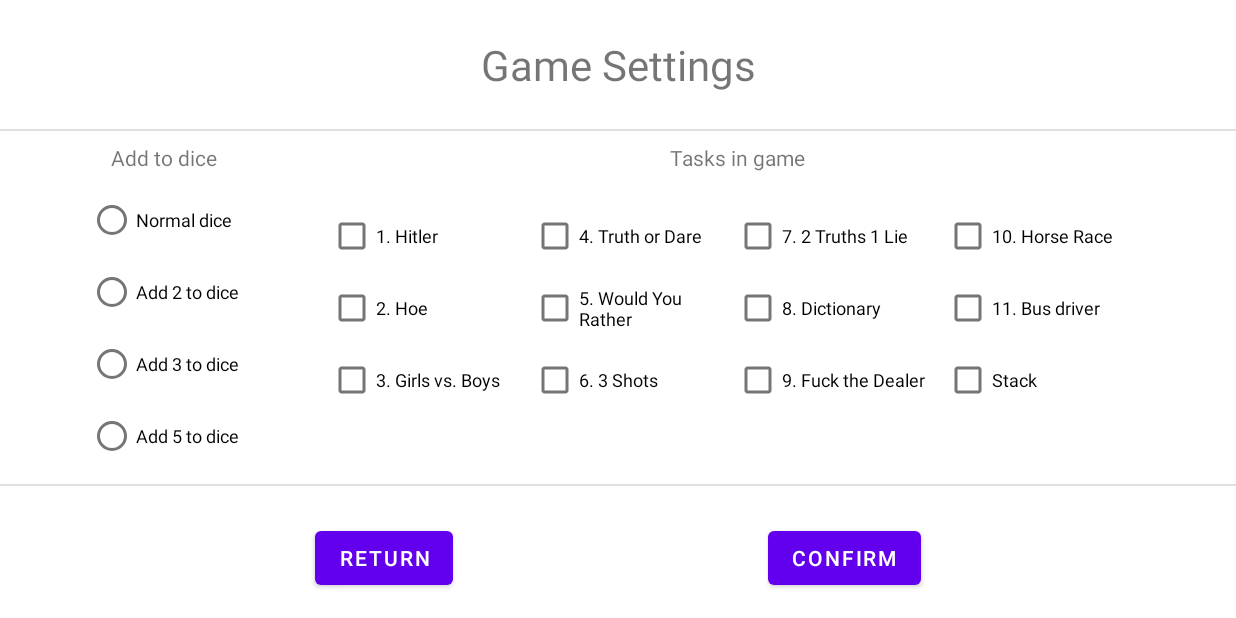
After one commit to OH-BugHit/AOP-Harjoitustyo, an Android app: the Asetukset screen opened through its navigation route, on a phone screen of 824 x 412 dp (held sideways). The commit adds this screen. Run offline under Robolectric (Android 15) with nearby library versions, the phone set to English and light mode, and no system bars.

Commit message:
Quit toimii. Navigaatio toimii. Asetukset layout raaka- valmis

```diff
--- a/app/src/main/java/com/oh/ready4play/Alkuvalikko.java
+++ b/app/src/main/java/com/oh/ready4play/Alkuvalikko.java
@@ -4,6 +4,7 @@ import android.os.Bundle;
 
 
 import androidx.fragment.app.Fragment;
+import androidx.navigation.Navigation;
 
 import android.view.LayoutInflater;
 import android.view.View;
@@ -23,16 +24,25 @@ public class Alkuvalikko extends Fragment {
     @Override
     public View onCreateView(LayoutInflater inflater, ViewGroup container,
                              Bundle savedInstanceState) {
+        lataaAsetukset();
         View view = inflater.inflate(R.layout.fragment_alkuvalikko, container, false);
 
         Button btAloitaPeli = view.findViewById(R.id.btAloitaPeli_alkuvalikko);
         Button btAsetukset = view.findViewById(R.id.btAsetukset_alkuvalikko);
         Button btQuit = view.findViewById(R.id.btLopeta_alkuvalikko);
 
+        btAsetukset.setOnClickListener(e -> {
+            Navigation.findNavController(view).navigate(R.id.action_alkuvalikko_to_asetukset);
+        });
+
         btQuit.setOnClickListener(e -> {
+            Navigation.findNavController(view).navigate(R.id.action_alkuvalikko_to_quitFragment);
         });
 
 
         return view;
     }
+
+    private void lataaAsetukset() {
+    }
 }
--- /dev/null
+++ b/app/src/main/java/com/oh/ready4play/Asetukset.java
@@ -0,0 +1,49 @@
+package com.oh.ready4play;
+
+import android.os.Bundle;
+
+import androidx.fragment.app.Fragment;
+import androidx.navigation.Navigation;
+
+import android.view.LayoutInflater;
+import android.view.View;
+import android.view.ViewGroup;
+import android.widget.Button;
+
+
+public class Asetukset extends Fragment {
+
+    private static String asetukset = "";
+    private static String uudetAsetukset = "";
+    public Asetukset() {
+        // Required empty public constructor
+    }
+
+    @Override
+    public View onCreateView(LayoutInflater inflater, ViewGroup container,
+                             Bundle savedInstanceState) {
+        // Inflate the layout for this fragment
+        View view = inflater.inflate(R.layout.fragment_asetukset, container, false);
+
+        Button btPaluu = view.findViewById(R.id.btPaluu_Asetukset);
+        Button btVahvista = view.findViewById(R.id.btVahvista_Asetukset);
+
+
+
+        btPaluu.setOnClickListener(e -> {
+            Navigation.findNavController(view).navigate(AsetuksetDirections.actionAsetuksetToAlkuvalikko());
+        });
+
+        btVahvista.setOnClickListener(e -> {
+            tallenna();
+            Navigation.findNavController(view).navigate(AsetuksetDirections.actionAsetuksetToAlkuvalikko());
+        });
+
+
+        return view;
+    }
+
+    //TODO: Tee tallennus tänne
+    private void tallenna() {
+    }
+}
--- a/app/src/main/java/com/oh/ready4play/QuitFragment.java
+++ b/app/src/main/java/com/oh/ready4play/QuitFragment.java
@@ -11,7 +11,7 @@ import android.view.ViewGroup;
 import android.widget.Button;
 
 /**
- * Näyttää kiitoksen lopussa ja poistuu sovelluksesta
+ * poistuu sovelluksesta
  */
 public class QuitFragment extends AppCompatActivity {
 
@@ -28,22 +28,6 @@ public class QuitFragment extends AppCompatActivity {
     }
 
     public void quit() {
-        Thread t1 = new Thread(new Runnable() {
-            @Override
-            public void run() {
-                try {
-                    Thread.sleep(2000);
-                } catch (InterruptedException e) {
-                    throw new RuntimeException(e);
-                }
-            }
-        });
-        t1.start();
-        try {
-            t1.join();
-        } catch (InterruptedException e) {
-            throw new RuntimeException(e);
-        }
         finish();
     };
 }
--- a/app/src/main/res/layout/activity_main.xml
+++ b/app/src/main/res/layout/activity_main.xml
@@ -2,7 +2,15 @@
 <androidx.constraintlayout.widget.ConstraintLayout xmlns:android="http://schemas.android.com/apk/res/android"
     xmlns:app="http://schemas.android.com/apk/res-auto"
     xmlns:tools="http://schemas.android.com/tools"
-    android:id="@+id/frameLayout"
     android:layout_width="match_parent"
     android:layout_height="match_parent"
-    tools:context=".MainActivity"/>
+    tools:context=".MainActivity">
+
+    <androidx.fragment.app.FragmentContainerView
+        android:id="@+id/fragmentContainerView"
+        android:name="androidx.navigation.fragment.NavHostFragment"
+        android:layout_width="match_parent"
+        android:layout_height="match_parent"
+        app:defaultNavHost="true"
+        app:navGraph="@navigation/nav_graph" />
+</androidx.constraintlayout.widget.ConstraintLayout>
--- a/app/src/main/res/layout/fragment_alkuvalikko.xml
+++ b/app/src/main/res/layout/fragment_alkuvalikko.xml
@@ -24,6 +24,8 @@
         android:layout_height="1dp"
         android:layout_marginTop="32dp"
         android:background="?android:attr/listDivider"
+        app:layout_constraintEnd_toEndOf="parent"
+        app:layout_constraintStart_toStartOf="parent"
         app:layout_constraintTop_toBottomOf="@+id/tvGameTitle" />
 
     <Button
--- /dev/null
+++ b/app/src/main/res/layout/fragment_asetukset.xml
@@ -0,0 +1,268 @@
+<?xml version="1.0" encoding="utf-8"?>
+<androidx.constraintlayout.widget.ConstraintLayout xmlns:android="http://schemas.android.com/apk/res/android"
+    xmlns:app="http://schemas.android.com/apk/res-auto"
+    xmlns:tools="http://schemas.android.com/tools"
+    android:id="@+id/frameLayout4"
+    android:layout_width="match_parent"
+    android:layout_height="match_parent"
+    tools:context=".Asetukset">
+
+    <!-- TODO: Update blank fragment layout -->
+    <TextView
+        android:id="@+id/tvTitle_Asetukset"
+        android:layout_width="wrap_content"
+        android:layout_height="wrap_content"
+        android:layout_marginTop="24dp"
+        android:text="@string/text_gameSettings"
+        android:textSize="28sp"
+        app:layout_constraintEnd_toEndOf="parent"
+        app:layout_constraintStart_toStartOf="parent"
+        app:layout_constraintTop_toTopOf="parent" />
+
+    <View
+        android:id="@+id/divider3"
+        android:layout_width="match_parent"
+        android:layout_height="1dp"
+        android:layout_marginTop="24dp"
+        android:background="?android:attr/listDivider"
+        app:layout_constraintEnd_toEndOf="parent"
+        app:layout_constraintStart_toStartOf="parent"
+        app:layout_constraintTop_toBottomOf="@+id/tvTitle_Asetukset" />
+
+    <TextView
+        android:id="@+id/tvNoppa_Asetukset"
+        android:layout_width="wrap_content"
+        android:layout_height="wrap_content"
+        android:text="@string/text_diceAdd"
+        app:layout_constraintBottom_toTopOf="@+id/rgNoppa_Asetukset"
+        app:layout_constraintEnd_toEndOf="@+id/rgNoppa_Asetukset"
+        app:layout_constraintStart_toStartOf="@+id/rgNoppa_Asetukset"
+        app:layout_constraintTop_toBottomOf="@+id/divider3" />
+
+    <RadioGroup
+        android:id="@+id/rgNoppa_Asetukset"
+        android:layout_width="wrap_content"
+        android:layout_height="wrap_content"
+        app:layout_constraintBottom_toTopOf="@+id/divider4"
+        app:layout_constraintEnd_toStartOf="@+id/constraintLayout"
+        app:layout_constraintHorizontal_bias="0.5"
+        app:layout_constraintStart_toStartOf="parent"
+        app:layout_constraintTop_toBottomOf="@+id/tvNoppa_Asetukset">
+
+        <RadioButton
+            android:id="@+id/rbNoppa0"
+            android:layout_width="match_parent"
+            android:layout_height="wrap_content"
+            android:text="@string/text_dice0"
+            android:textSize="12sp" />
+
+        <RadioButton
+            android:id="@+id/rbNoppa2"
+            android:layout_width="match_parent"
+            android:layout_height="wrap_content"
+            android:text="@string/text_dice2"
+            android:textSize="12sp" />
+
+        <RadioButton
+            android:id="@+id/rbNoppa3"
+            android:layout_width="match_parent"
+            android:layout_height="wrap_content"
+            android:text="@string/text_dice3"
+            android:textSize="12sp" />
+
+        <RadioButton
+            android:id="@+id/rbNoppa5"
+            android:layout_width="match_parent"
+            android:layout_height="wrap_content"
+            android:text="@string/text_dice5"
+            android:textSize="12sp" />
+    </RadioGroup>
+
+    <TextView
+        android:id="@+id/textView3"
+        android:layout_width="wrap_content"
+        android:layout_height="wrap_content"
+        android:text="@string/text_tasksInGame"
+        app:layout_constraintEnd_toEndOf="@+id/constraintLayout"
+        app:layout_constraintStart_toStartOf="@+id/constraintLayout"
+        app:layout_constraintTop_toTopOf="@+id/tvNoppa_Asetukset" />
+
+    <androidx.constraintlayout.widget.ConstraintLayout
+        android:id="@+id/constraintLayout"
+        android:layout_width="wrap_content"
+        android:layout_height="wrap_content"
+        app:layout_constraintBottom_toTopOf="@+id/divider4"
+        app:layout_constraintEnd_toEndOf="parent"
+        app:layout_constraintHorizontal_bias="0.5"
+        app:layout_constraintStart_toEndOf="@+id/rgNoppa_Asetukset"
+        app:layout_constraintTop_toBottomOf="@+id/divider3">
+
+        <CheckBox
+            android:id="@+id/cbTeht1_Asetukset"
+            android:layout_width="135dp"
+            android:layout_height="wrap_content"
+            android:text="@string/text_task1_settings"
+            android:textSize="12sp"
+            app:layout_constraintBottom_toTopOf="@+id/cbTeht2_Asetukset"
+            app:layout_constraintStart_toStartOf="@+id/cbTeht2_Asetukset"
+            app:layout_constraintTop_toTopOf="parent" />
+
+        <CheckBox
+            android:id="@+id/cbTeht2_Asetukset"
+            android:layout_width="135dp"
+            android:layout_height="wrap_content"
+            android:text="@string/text_task2_settings"
+            android:textSize="12sp"
+            app:layout_constraintBottom_toTopOf="@+id/cbTeht3_Asetukset"
+            app:layout_constraintStart_toStartOf="@+id/cbTeht3_Asetukset"
+            app:layout_constraintTop_toBottomOf="@+id/cbTeht1_Asetukset" />
+
+        <CheckBox
+            android:id="@+id/cbTeht3_Asetukset"
+            android:layout_width="135dp"
+            android:layout_height="wrap_content"
+            android:text="@string/text_task3_settings"
+            android:textSize="12sp"
+            app:layout_constraintBottom_toBottomOf="parent"
+            app:layout_constraintEnd_toStartOf="@+id/cbTeht6_Asetukset"
+            app:layout_constraintHorizontal_bias="0.5"
+            app:layout_constraintStart_toStartOf="parent"
+            app:layout_constraintTop_toBottomOf="@+id/cbTeht2_Asetukset" />
+
+        <CheckBox
+            android:id="@+id/cbTeht4_Asetukset"
+            android:layout_width="135dp"
+            android:layout_height="wrap_content"
+            android:text="@string/text_task4_settings"
+            android:textSize="12sp"
+            app:layout_constraintBottom_toTopOf="@+id/cbTeht5_Asetukset"
+            app:layout_constraintStart_toEndOf="@+id/cbTeht1_Asetukset"
+            app:layout_constraintStart_toStartOf="@+id/cbTeht5_Asetukset"
+            app:layout_constraintTop_toTopOf="parent" />
+
+        <CheckBox
+            android:id="@+id/cbTeht5_Asetukset"
+            android:layout_width="135dp"
+            android:layout_height="wrap_content"
+            android:text="@string/text_task5_settings"
+            android:textSize="12sp"
+            app:layout_constraintBottom_toTopOf="@+id/cbTeht6_Asetukset"
+            app:layout_constraintStart_toEndOf="@+id/cbTeht2_Asetukset"
+            app:layout_constraintStart_toStartOf="@+id/cbTeht6_Asetukset"
+            app:layout_constraintTop_toBottomOf="@+id/cbTeht4_Asetukset" />
+
+        <CheckBox
+            android:id="@+id/cbTeht6_Asetukset"
+            android:layout_width="135dp"
+            android:layout_height="wrap_content"
+            android:text="@string/text_task6_settings"
+            android:textSize="12sp"
+            app:layout_constraintBottom_toBottomOf="parent"
+            app:layout_constraintEnd_toStartOf="@+id/cbTeht9_Asetukset"
+            app:layout_constraintHorizontal_bias="0.5"
+            app:layout_constraintStart_toEndOf="@+id/cbTeht3_Asetukset"
+            app:layout_constraintTop_toBottomOf="@+id/cbTeht5_Asetukset" />
+
+        <CheckBox
+            android:id="@+id/cbTeht7_Asetukset"
+            android:layout_width="135dp"
+            android:layout_height="wrap_content"
+            android:text="@string/text_task7_settings"
+            android:textSize="12sp"
+            app:layout_constraintBottom_toTopOf="@+id/cbTeht8_Asetukset"
+            app:layout_constraintStart_toEndOf="@+id/cbTeht4_Asetukset"
+            app:layout_constraintStart_toStartOf="@+id/cbTeht8_Asetukset"
+            app:layout_constraintTop_toTopOf="parent" />
+
+        <CheckBox
+            android:id="@+id/cbTeht8_Asetukset"
+            android:layout_width="135dp"
+            android:layout_height="wrap_content"
+            android:text="@string/text_task8_settings"
+            android:textSize="12sp"
+            app:layout_constraintBottom_toTopOf="@+id/cbTeht9_Asetukset"
+            app:layout_constraintStart_toEndOf="@+id/cbTeht5_Asetukset"
+            app:layout_constraintStart_toStartOf="@+id/cbTeht9_Asetukset"
+            app:layout_constraintTop_toBottomOf="@+id/cbTeht7_Asetukset" />
+
+        <CheckBox
+            android:id="@+id/cbTeht9_Asetukset"
+            android:layout_width="140dp"
+            android:layout_height="wrap_content"
+            android:text="@string/text_task9_settings"
+            android:textSize="12sp"
+            app:layout_constraintBottom_toBottomOf="parent"
+            app:layout_constraintEnd_toStartOf="@+id/cbKasa_Asetukset"
+            app:layout_constraintHorizontal_bias="0.5"
+            app:layout_constraintStart_toEndOf="@+id/cbTeht6_Asetukset"
+            app:layout_constraintTop_toBottomOf="@+id/cbTeht8_Asetukset" />
+
+        <CheckBox
+            android:id="@+id/cbTeht10_Asetukset"
+            android:layout_width="136dp"
+            android:layout_height="wrap_content"
+            android:text="@string/text_task10_settings"
+            android:textSize="12sp"
+            app:layout_constraintBottom_toTopOf="@+id/cbTeht11_Asetukset"
+            app:layout_constraintStart_toEndOf="@+id/cbTeht7_Asetukset"
+            app:layout_constraintStart_toStartOf="@+id/cbTeht11_Asetukset"
+            app:layout_constraintTop_toTopOf="parent" />
+
+        <CheckBox
+            android:id="@+id/cbTeht11_Asetukset"
+            android:layout_width="136dp"
+            android:layout_height="wrap_content"
+            android:text="@string/text_task11_settings"
+            android:textSize="12sp"
+            app:layout_constraintBottom_toTopOf="@+id/cbKasa_Asetukset"
+            app:layout_constraintStart_toEndOf="@+id/cbTeht8_Asetukset"
+            app:layout_constraintStart_toStartOf="@+id/cbKasa_Asetukset"
+            app:layout_constraintTop_toBottomOf="@+id/cbTeht10_Asetukset" />
+
+        <CheckBox
+            android:id="@+id/cbKasa_Asetukset"
+            android:layout_width="136dp"
+            android:layout_height="wrap_content"
+            android:text="@string/text_task12_settings"
+            android:textSize="12sp"
+            app:layout_constraintBottom_toBottomOf="parent"
+            app:layout_constraintEnd_toEndOf="parent"
+            app:layout_constraintHorizontal_bias="0.5"
+            app:layout_constraintStart_toEndOf="@+id/cbTeht9_Asetukset"
+            app:layout_constraintTop_toBottomOf="@+id/cbTeht11_Asetukset" />
+
+    </androidx.constraintlayout.widget.ConstraintLayout>
+
+    <View
+        android:id="@+id/divider4"
+        android:layout_width="match_parent"
+        android:layout_height="1dp"
+        android:layout_marginBottom="24dp"
+        android:background="?android:attr/listDivider"
+        app:layout_constraintBottom_toTopOf="@+id/btVahvista_Asetukset"
+        app:layout_constraintEnd_toEndOf="parent"
+        app:layout_constraintStart_toStartOf="parent" />
+
+    <Button
+        android:id="@+id/btPaluu_Asetukset"
+        android:layout_width="wrap_content"
+        android:layout_height="wrap_content"
+        android:layout_marginBottom="16dp"
+        android:text="@string/text_Return"
+        app:layout_constraintBottom_toBottomOf="parent"
+        app:layout_constraintEnd_toStartOf="@+id/btVahvista_Asetukset"
+        app:layout_constraintHorizontal_bias="0.5"
+        app:layout_constraintStart_toStartOf="parent" />
+
+    <Button
+        android:id="@+id/btVahvista_Asetukset"
+        android:layout_width="wrap_content"
+        android:layout_height="wrap_content"
+        android:layout_marginBottom="16dp"
+        android:text="@string/text_Confirm"
+        app:layout_constraintBottom_toBottomOf="parent"
+        app:layout_constraintEnd_toEndOf="parent"
+        app:layout_constraintHorizontal_bias="0.5"
+        app:layout_constraintStart_toEndOf="@+id/btPaluu_Asetukset" />
+
+</androidx.constraintlayout.widget.ConstraintLayout>
--- a/app/src/main/res/navigation/nav_graph.xml
+++ b/app/src/main/res/navigation/nav_graph.xml
@@ -13,10 +13,22 @@
         <action
             android:id="@+id/action_alkuvalikko_to_quitFragment"
             app:destination="@id/quitFragment" />
+        <action
+            android:id="@+id/action_alkuvalikko_to_asetukset"
+            app:destination="@id/asetukset" />
     </fragment>
     <activity
         android:id="@+id/quitFragment"
         android:name="com.oh.ready4play.QuitFragment"
         android:label="fragment_quit"
         tools:layout="@layout/fragment_quit" />
+    <fragment
+        android:id="@+id/asetukset"
+        android:name="com.oh.ready4play.Asetukset"
+        android:label="fragment_asetukset"
+        tools:layout="@layout/fragment_asetukset" >
+        <action
+            android:id="@+id/action_asetukset_to_alkuvalikko"
+            app:destination="@id/alkuvalikko" />
+    </fragment>
 </navigation>
--- a/app/src/main/res/values/strings.xml
+++ b/app/src/main/res/values/strings.xml
@@ -10,6 +10,30 @@
     <string name="text_quit">Quit</string>
 
     <!-- Asetukset -->
+    <string name="text_tasksInGame">Tasks in game</string>
+    <string name="text_diceAdd">Add to dice</string>
+
+    <string name="text_dice0">Normal dice</string>
+    <string name="text_dice2">Add 2 to dice</string>
+    <string name="text_dice3">Add 3 to dice</string>
+    <string name="text_dice5">Add 5 to dice</string>
+
+    <string name="text_task1_settings">1. Hitler</string>
+    <string name="text_task2_settings">2. Hoe</string>
+    <string name="text_task3_settings">3. Girls vs. Boys</string>
+    <string name="text_task4_settings">4. Truth or Dare</string>
+    <string name="text_task5_settings">5. Would You Rather</string>
+    <string name="text_task6_settings">6. 3 Shots</string>
+    <string name="text_task7_settings">7. 2 Truths 1 Lie</string>
+    <string name="text_task8_settings">8. Dictionary</string>
+    <string name="text_task9_settings">9. Fuck the Dealer</string>
+    <string name="text_task10_settings">10. Horse Race</string>
+    <string name="text_task11_settings">11. Bus driver</string>
+    <string name="text_task12_settings">Stack</string>
+
+    <string name="text_Return">Return</string>
+    <string name="text_Confirm">Confirm</string>
+
 
 
     <!-- Lopetus -->
--- a/app/src/main/res/values/themes.xml
+++ b/app/src/main/res/values/themes.xml
@@ -1,6 +1,6 @@
 <resources xmlns:tools="http://schemas.android.com/tools">
     <!-- Base application theme. -->
-    <style name="Theme.Ready4Play" parent="Theme.MaterialComponents.DayNight.DarkActionBar">
+    <style name="Theme.Ready4Play" parent="Theme.MaterialComponents.DayNight.NoActionBar">
         <!-- Primary brand color. -->
         <item name="colorPrimary">@color/purple_500</item>
         <item name="colorPrimaryVariant">@color/purple_700</item>
@@ -12,5 +12,6 @@
         <!-- Status bar color. -->
         <item name="android:statusBarColor">?attr/colorPrimaryVariant</item>
         <!-- Customize your theme here. -->
+        <item name="android:windowFullscreen">true</item>
     </style>
 </resources>
```
